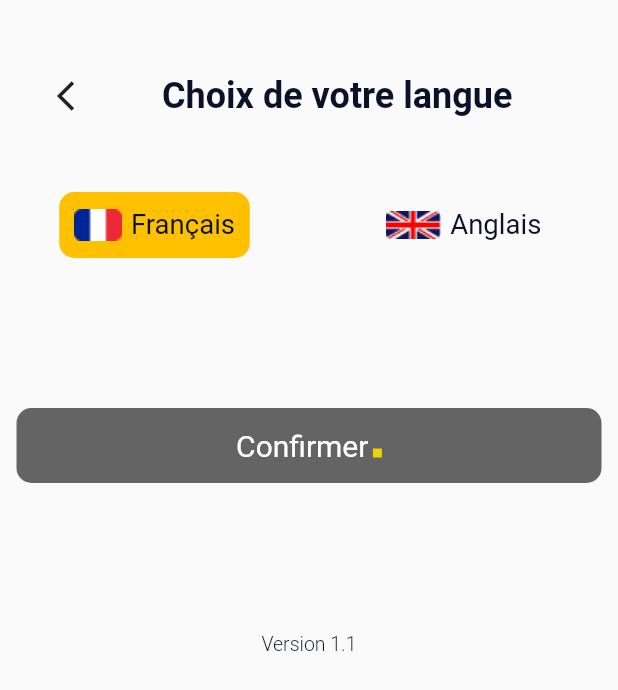
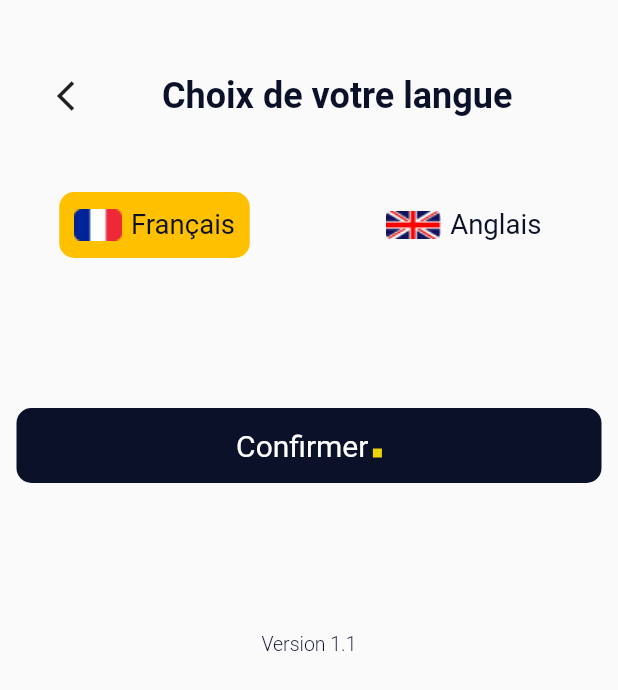
Before and after one commit to Hublot-Tech/hublot-app, a Flutter app: the LanguageScreen screen opened by its route, on a phone screen of 412 x 824 dp. Shown: the top 690 px of the screen. Run offline on Flutter 3.47's test engine with Material 2 defaults, Android fonts, the phone set to English and light mode, and no system bars; our stand-ins replace flutter_svg, shimmer; network calls fail.

Commit message:
ajout de city_screen

```diff
--- a/app/lib/configuration.dart
+++ b/app/lib/configuration.dart
@@ -8,10 +8,11 @@ Text textPresentation(
     {required String msg,
     double size = 30,
     Color color = kprimaryColor,
+    TextAlign textAlign=TextAlign.center,
     required FontWeight fontWeight}) {
   return Text(
     msg,
-    textAlign: TextAlign.center,
+    textAlign: textAlign,
     style: TextStyle(
       fontWeight: fontWeight,
       color: color,
--- a/app/lib/route.dart
+++ b/app/lib/route.dart
@@ -1,4 +1,5 @@
 import 'package:app/screens/part_customer/account_tab/account_tab.dart';
+import 'package:app/screens/part_customer/city_screen_choice/city_screen.dart';
 import 'package:app/screens/part_customer/language_screen/language_screen.dart';
 import 'package:flutter/material.dart';
 import 'package:app/screens/part_customer/answer_screen/answer_screen.dart';
@@ -19,6 +20,7 @@ final Map<String, WidgetBuilder> route = {
   HomeScrenns.routeName: (context) => const HomeScrenns(),
   SearchScreen.routeName: (context) => const SearchScreen(),
   AnswerScreen.routeName: (context) => const AnswerScreen(),
-  AccountTab.routeName:(context) => const AccountTab(),
-  LanguageScreen.routeName:(context) => const LanguageScreen()
+  AccountTab.routeName: (context) => const AccountTab(),
+  LanguageScreen.routeName: (context) => const LanguageScreen(),
+  CityScreen.routeName: (context) => const CityScreen()
 };
--- a/app/lib/screens/authentification/registration_screen/component/button_custom.dart
+++ b/app/lib/screens/authentification/registration_screen/component/button_custom.dart
@@ -6,9 +6,11 @@ class ButtomCustom extends StatelessWidget {
     super.key,
     required this.press,
     required this.msg,
+    this.color=ksecondaryColor,
   });
   final GestureCancelCallback press;
   final String msg;
+  final Color color;
   @override
   Widget build(BuildContext context) {
     return GestureDetector(
@@ -18,7 +20,7 @@ class ButtomCustom extends StatelessWidget {
         height: 50,
         decoration: BoxDecoration(
           borderRadius: BorderRadius.circular(10),
-          color: ksecondaryColor,
+          color: color,
         ),
         child: Center(
           child: Row(
--- a/app/lib/screens/part_customer/answer_screen/component/body.dart
+++ b/app/lib/screens/part_customer/answer_screen/component/body.dart
@@ -38,7 +38,6 @@ class _BodyState extends State<Body> {
 
   @override
   void initState() {
-    // TODO: implement initState
     super.initState();
     initialList = apiPrestataire.getAllServices();
     filterList = List.from(initialList);
--- /dev/null
+++ b/app/lib/screens/part_customer/city_screen_choice/components/navigation_row.dart
@@ -0,0 +1,29 @@
+import 'package:app/configuration.dart';
+import 'package:flutter/material.dart';
+
+class NavigationRow extends StatelessWidget {
+  const NavigationRow({
+    super.key, required this.press, required this.name,
+  });
+  final GestureCancelCallback press;
+  final String name;
+  @override
+  Widget build(BuildContext context) {
+    return Row(
+      mainAxisAlignment: MainAxisAlignment.spaceAround,
+      children: [
+        const SizedBox(width: 20),
+        IconButton(
+            onPressed: press,
+            icon: const Icon(Icons.arrow_back_ios_sharp)),
+        const SizedBox(width: 40),
+        textPresentation(
+          msg: name,
+          fontWeight: FontWeight.bold,
+          size: 24,
+        ),
+        const Spacer(),
+      ],
+    );
+  }
+}
--- a/app/lib/screens/part_customer/language_screen/components/body.dart
+++ b/app/lib/screens/part_customer/language_screen/components/body.dart
@@ -2,6 +2,9 @@ import 'package:app/configuration.dart';
 import 'package:app/screens/authentification/registration_screen/component/button_custom.dart';
 import 'package:app/screens/part_customer/home_screens/components/home_screen.dart';
 import 'package:flutter/material.dart';
+
+import '../../city_screen_choice/components/navigation_row.dart';
+import 'hublo_version.dart';
 
 class Body extends StatefulWidget {
   const Body({super.key});
@@ -18,24 +21,12 @@ class _BodyState extends State<Body> {
       child: Column(
         children: [
           const EspaceMenuWidget(taille: 40),
-          Row(
-            mainAxisAlignment: MainAxisAlignment.spaceAround,
-            children: [
-              const SizedBox(width: 20),
-              IconButton(
-                  onPressed: () {
-                    Navigator.pushNamedAndRemoveUntil(
-                        context, HomeScrenns.routeName, (route) => false);
-                  },
-                  icon: const Icon(Icons.arrow_back_ios_sharp)),
-              const SizedBox(width: 40),
-              textPresentation(
-                msg: "Choix de votre langue",
-                fontWeight: FontWeight.bold,
-                size: 24,
-              ),
-              const Spacer(),
-            ],
+          NavigationRow(
+            press: () {
+              Navigator.pushNamedAndRemoveUntil(
+                  context, HomeScrenns.routeName, (route) => false);
+            },
+            name: 'Choix de votre langue',
           ),
           const EspaceMenuWidget(taille: 40),
           Row(
@@ -47,13 +38,9 @@ class _BodyState extends State<Body> {
             ],
           ),
           const SizedBox(height: 100),
-          ButtomCustom(press: () {}, msg: "Confirmer"),
+          ButtomCustom(press: () {}, msg: "Confirmer",color: kprimaryColor,),
           const SizedBox(height: 100),
-          textPresentation(
-            msg: "Version 1.1",
-            fontWeight: FontWeight.w300,
-            size: 13,
-          ),
+          VersionHublo(),
         ],
       ),
     );
--- /dev/null
+++ b/app/lib/screens/part_customer/language_screen/components/hublo_version.dart
@@ -0,0 +1,19 @@
+import 'package:app/configuration.dart';
+import 'package:flutter/material.dart';
+
+class VersionHublo extends StatelessWidget {
+  const VersionHublo({
+    super.key,
+  });
+
+  @override
+  Widget build(BuildContext context) {
+    return SizedBox(
+      child: textPresentation(
+        msg: "Version 1.1",
+        fontWeight: FontWeight.w300,
+        size: 13,
+      ),
+    );
+  }
+}
```
Also changed, not shown: app/lib/controller/service.dart (+16 -0 lines), app/lib/screens/part_customer/account_tab/components/body.dart (+7 -3 lines), app/lib/screens/part_customer/city_screen_choice/city_screen.dart (added, +14 -0 lines), app/lib/screens/part_customer/city_screen_choice/components/body.dart (added, +108 -0 lines), app/lib/screens/part_customer/city_screen_choice/components/row_city.dart (added, +45 -0 lines).
